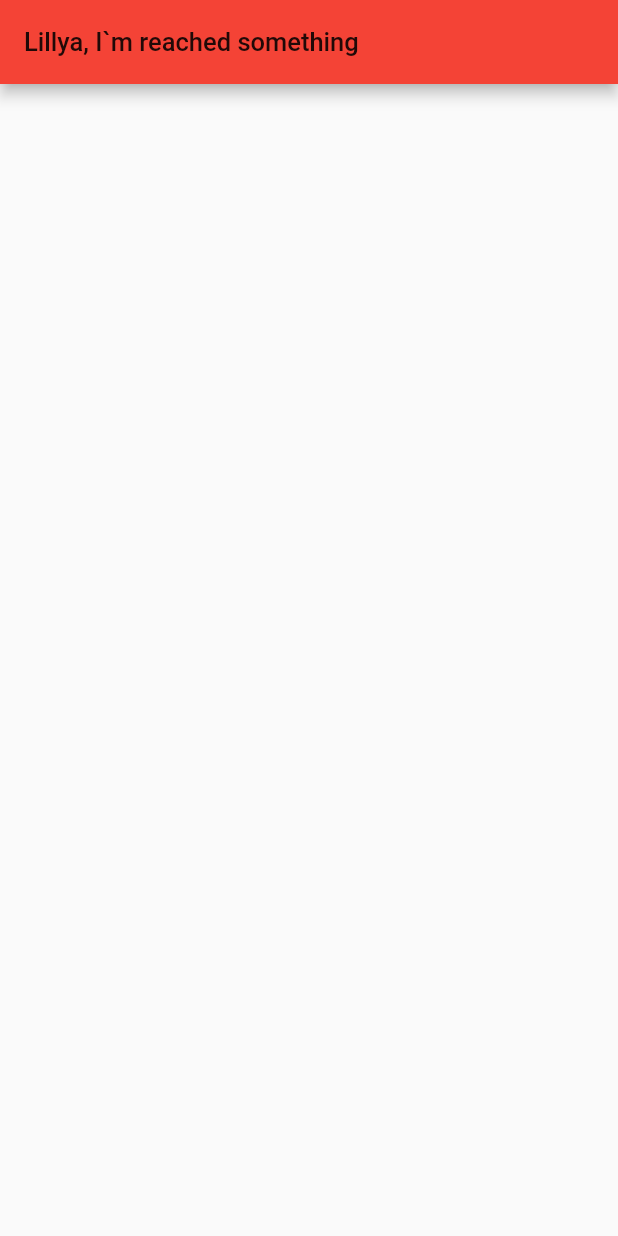
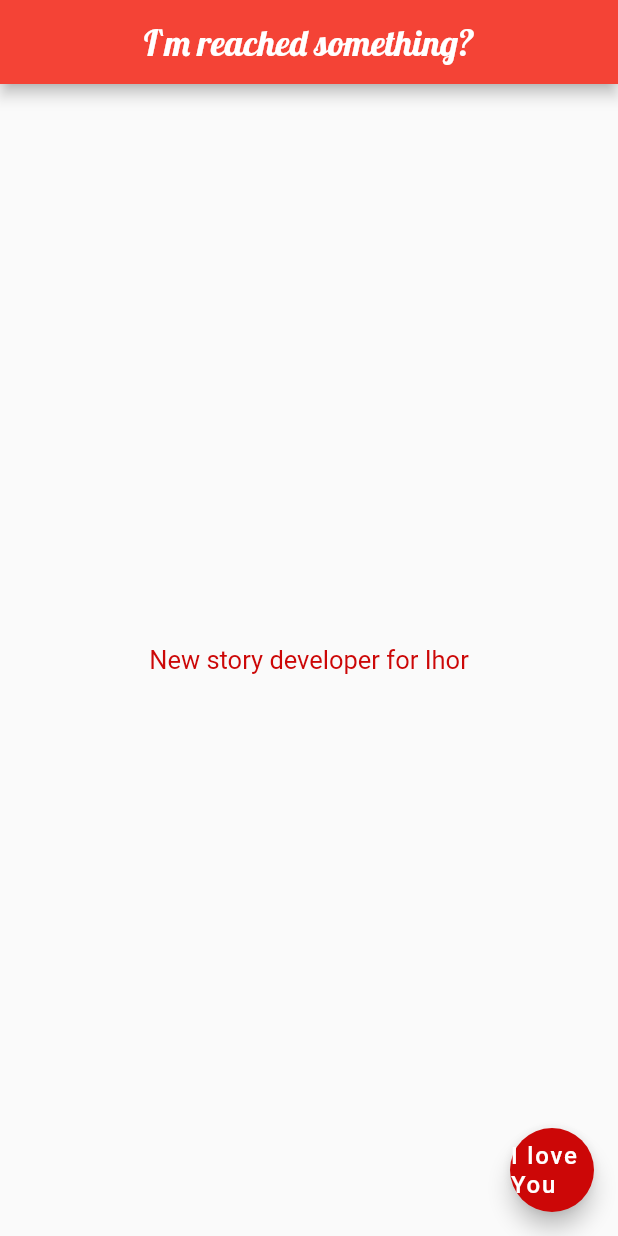
Before and after one commit to CherednychenkoIhor/new_story_evolution, a Flutter app: the screen it shows after launch, on a phone screen of 412 x 824 dp. Run offline on Flutter 3.47's test engine with Material 2 defaults, Android fonts, the phone set to English and light mode, and no system bars; Roboto replaces fonts that are missing (Monotype Corsiva, Times New Roman).

Commit message:
First day to be better (fonts)

```diff
--- a/lib/main.dart
+++ b/lib/main.dart
@@ -6,35 +6,43 @@ void main() {
   runApp(const MyApp());
 }
 
-class MyApp extends StatelessWidget{
+class MyApp extends StatelessWidget {
   const MyApp({super.key});
 
   @override
   Widget build(BuildContext context) {
     return MaterialApp(
-      theme: ThemeData(primarySwatch: Colors.red),
-      home: Scaffold(
-        appBar: AppBar(title: Text(titl, style: const TextStyle(
-          fontSize: 17,
-          color: them,
-          fontFamily: 'Monotype Corsiva'
-        ),)),
-
-      )
-    );
+        theme: ThemeData(primarySwatch: Colors.red),
+        home: Scaffold(
+          appBar: AppBar(
+            title: Text(
+              titl,
+              style: const TextStyle(
+                  fontSize: 24, color: wht, fontFamily: 'Lobster'),
+            ),
+            centerTitle: true,
+          ),
+          body: Center(
+            child: Text(
+              hom,
+              style: const TextStyle(
+                  fontSize: 17, color: homCol, fontFamily: 'Times New Roman'),
+            ),
+          ),
+          floatingActionButton: FloatingActionButton(
+            onPressed: () {
+              print('clicked');
+            },
+            backgroundColor: homCol,
+            child: Text(
+              pres,
+              style: const TextStyle(
+                  fontSize: 16, color: wht, fontFamily: 'Times New Roman'),
+            ),
+          ),
+        ));
   }
 }
-
-
-// Text(hom, style: const TextStyle(
-// fontSize: 17,
-// color: homCol,
-// fontFamily: 'Times New Roman'
-// ),),
-
-
-
-
 
 // class MyApp extends StatelessWidget {
 //   const MyApp({super.key});
--- a/lib/utils/colors.dart
+++ b/lib/utils/colors.dart
@@ -1,5 +1,6 @@
-import 'dart:ui';
 import 'package:flutter/material.dart';
 
 const Color homCol = Color(0xFFCC0707);
-const Color them = Colors.black87;
+const Color colbar = Color(0xFF050000);
+const Color wht = Color(0xFFFFFFFF);
+const Color indik = Color(0xFFAA5FF1);
--- a/lib/utils/const.dart
+++ b/lib/utils/const.dart
@@ -1,4 +1,5 @@
 import 'package:flutter/material.dart';
 
 String hom = 'New story developer for Ihor';
-String titl = 'Lillya, I`m reached something';
+String titl = 'I`m reached something?';
+String pres = 'I love You';
```
Also changed, not shown: pubspec.yaml (+6 -12 lines), fonts/Lobster-Regular.ttf (added).
